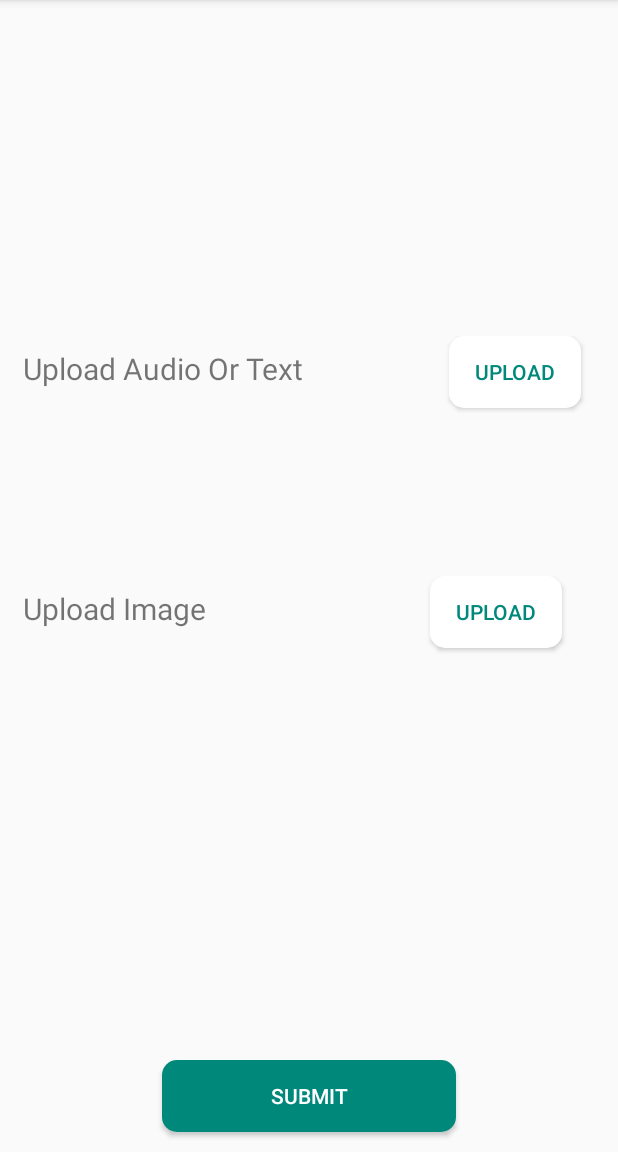
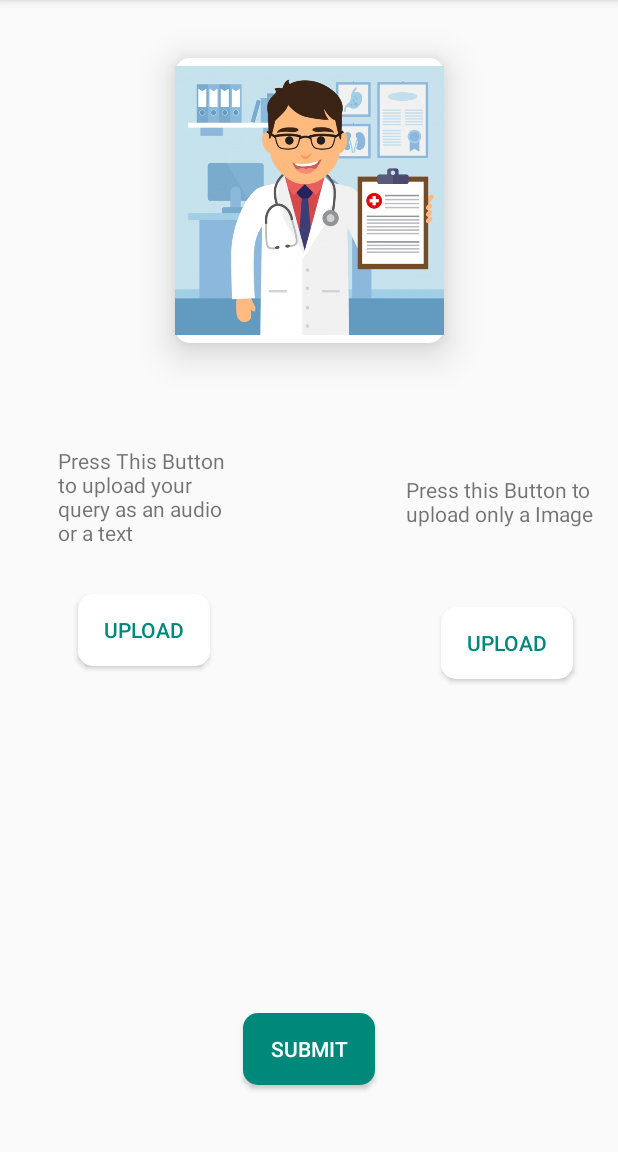
Before and after one commit to AroraMehul/Vaid, an Android app: the QueryPage screen opened directly, with no data from a screen before it, on a phone screen of 412 x 824 dp, the part 84-1236 px from its top. Run offline under Robolectric (Android 15) with nearby library versions, the phone set to English and light mode, and no system bars.

Commit message:
UI Improved

```diff
--- a/app/src/main/AndroidManifest.xml
+++ b/app/src/main/AndroidManifest.xml
@@ -38,7 +38,8 @@
                 android:name="android.support.FILE_PROVIDER_PATHS"
                 android:resource="@xml/file_paths" />
         </provider>
-        <activity android:name=".Profile" />
+        <activity android:name=".Profile"
+            android:theme="@style/Theme.AppCompat.Light.NoActionBar"/>
         <activity android:name=".SplashScreen"
             android:theme="@style/Theme.AppCompat.NoActionBar">
         <intent-filter>
--- /dev/null
+++ b/app/src/main/res/drawable/button_round_2.xml
@@ -0,0 +1,7 @@
+<?xml version="1.0" encoding="utf-8"?>
+<shape xmlns:android="http://schemas.android.com/apk/res/android">
+
+    <solid android:color="@color/startblue"/>
+    <corners android:radius="10dp"/>
+
+</shape>
--- a/app/src/main/res/layout/activity_query_page.xml
+++ b/app/src/main/res/layout/activity_query_page.xml
@@ -1,5 +1,5 @@
 <?xml version="1.0" encoding="utf-8"?>
-<RelativeLayout xmlns:android="http://schemas.android.com/apk/res/android"
+<android.support.constraint.ConstraintLayout xmlns:android="http://schemas.android.com/apk/res/android"
     xmlns:app="http://schemas.android.com/apk/res-auto"
     xmlns:tools="http://schemas.android.com/tools"
     android:layout_width="match_parent"
@@ -7,82 +7,123 @@
     android:layout_height="match_parent"
     tools:context=".QueryPage">
 
-    <LinearLayout
-        android:layout_width="match_parent"
-        android:layout_height="match_parent"
-        android:orientation="vertical"
-        android:weightSum="3"
-        android:gravity="center">
 
+    <ImageView
+        android:id="@+id/imageView3"
+        android:layout_width="179dp"
+        android:layout_height="190dp"
+        android:layout_marginBottom="8dp"
+        android:layout_marginEnd="8dp"
+        android:elevation="15dp"
+        android:background="@drawable/button_round"
+        android:layout_marginLeft="8dp"
+        android:layout_marginRight="8dp"
+        android:layout_marginStart="8dp"
+        android:layout_marginTop="8dp"
+        app:layout_constraintBottom_toBottomOf="parent"
+        app:layout_constraintEnd_toEndOf="parent"
+        app:layout_constraintHorizontal_bias="0.502"
+        app:layout_constraintStart_toStartOf="parent"
+        app:layout_constraintTop_toTopOf="parent"
+        app:layout_constraintVertical_bias="0.055"
+        app:srcCompat="@drawable/doc_main_2" />
 
-    <LinearLayout
-        android:layout_width="match_parent"
+    <TextView
+        android:id="@+id/textView5"
+        android:layout_width="119dp"
+        android:layout_height="72dp"
+        android:layout_marginBottom="8dp"
+        android:layout_marginEnd="8dp"
+        android:layout_marginLeft="8dp"
+        android:layout_marginRight="8dp"
+        android:layout_marginStart="8dp"
+        android:layout_marginTop="8dp"
+        android:text="Press This Button to upload your query as an audio or a text"
+        app:layout_constraintBottom_toBottomOf="parent"
+        app:layout_constraintEnd_toEndOf="parent"
+        app:layout_constraintHorizontal_bias="0.112"
+        app:layout_constraintStart_toStartOf="parent"
+        app:layout_constraintTop_toBottomOf="@+id/imageView3"
+        app:layout_constraintVertical_bias="0.134" />
+
+    <TextView
+        android:id="@+id/textView6"
+        android:layout_width="133dp"
+        android:layout_height="62dp"
+        android:layout_marginBottom="8dp"
+        android:layout_marginEnd="8dp"
+        android:layout_marginLeft="8dp"
+        android:layout_marginRight="8dp"
+        android:layout_marginStart="8dp"
+        android:layout_marginTop="8dp"
+        android:text="Press this Button to upload only a Image                                                                                                                                          "
+        app:layout_constraintBottom_toBottomOf="parent"
+        app:layout_constraintEnd_toEndOf="parent"
+        app:layout_constraintHorizontal_bias="1.0"
+        app:layout_constraintStart_toEndOf="@+id/textView5"
+        app:layout_constraintTop_toBottomOf="@+id/imageView3"
+        app:layout_constraintVertical_bias="0.174" />
+
+    <Button
+        android:id="@+id/upldAud"
+        android:layout_width="wrap_content"
         android:layout_height="wrap_content"
-        android:orientation="horizontal"
-        android:layout_weight="0.5"
-        android:weightSum="5">
-        <TextView
-            android:layout_width="wrap_content"
-            android:layout_height="wrap_content"
-            android:text="Upload Audio Or Text"
-            android:paddingLeft="15dp"
-            android:textSize="20dp"
+        android:layout_marginBottom="8dp"
+        android:layout_marginEnd="8dp"
+        android:layout_marginLeft="52dp"
+        android:layout_marginRight="8dp"
+        android:layout_marginStart="52dp"
+        android:layout_marginTop="8dp"
+        android:background="@drawable/button_round"
+        android:elevation="15dp"
+        android:text="Upload"
+        android:textColor="@color/startblue"
+        app:layout_constraintBottom_toBottomOf="parent"
+        app:layout_constraintEnd_toStartOf="@+id/upldImg"
+        app:layout_constraintHorizontal_bias="0.0"
+        app:layout_constraintStart_toStartOf="parent"
+        app:layout_constraintTop_toBottomOf="@+id/textView5"
+        app:layout_constraintVertical_bias="0.056" />
 
-            android:layout_weight="4"/>
-
-        <Button
-            android:backgroundTint="#fff"
-            android:textColor="@color/startblue"
-            android:background="@drawable/button_round"
-            android:layout_width="wrap_content"
-            android:layout_height="wrap_content"
-            android:id="@+id/upldAud"
-            android:text="Upload" />
-    </LinearLayout>
-    <LinearLayout
-        android:layout_width="match_parent"
+    <Button
+        android:id="@+id/upldImg"
+        android:layout_width="wrap_content"
         android:layout_height="wrap_content"
-        android:orientation="horizontal"
-        android:layout_weight="0.5"
-        android:weightSum="5">
-        <TextView
-            android:layout_width="wrap_content"
-            android:layout_height="wrap_content"
-            android:text="Upload Image"
-            android:paddingLeft="15dp"
-            android:textSize="20dp"
-
-            android:layout_weight="4"/>
-
-        <Button
-            android:backgroundTint="#fff"
-            android:textColor="@color/startblue"
-            android:background="@drawable/button_round"
-            android:layout_width="wrap_content"
-            android:layout_height="wrap_content"
-            android:id="@+id/upldImg"
-            android:text="Upload"
-            />
-    </LinearLayout>
-
-    </LinearLayout>
+        android:layout_marginBottom="8dp"
+        android:layout_marginEnd="8dp"
+        android:layout_marginLeft="8dp"
+        android:layout_marginRight="8dp"
+        android:layout_marginStart="8dp"
+        android:layout_marginTop="8dp"
+        android:background="@drawable/button_round"
+        android:elevation="15dp"
+        android:text="Upload"
+        android:textColor="@color/startblue"
+        app:layout_constraintBottom_toBottomOf="parent"
+        app:layout_constraintEnd_toEndOf="parent"
+        app:layout_constraintHorizontal_bias="0.928"
+        app:layout_constraintStart_toStartOf="parent"
+        app:layout_constraintTop_toBottomOf="@+id/textView6"
+        app:layout_constraintVertical_bias="0.056" />
 
     <Button
         android:id="@+id/submit"
-        android:backgroundTint="@color/colorPrimary"
+        android:layout_width="wrap_content"
+        android:layout_height="wrap_content"
+        android:layout_marginBottom="8dp"
+        android:layout_marginEnd="8dp"
+        android:background="@drawable/button_round_2"
         android:textColor="@color/colorTextWhite"
-        android:layout_width="match_parent"
-        android:layout_height="wrap_content"
-        android:layout_alignParentStart="true"
-        android:layout_alignParentLeft="true"
-        android:layout_alignParentBottom="true"
-        android:layout_gravity="bottom"
-        android:layout_marginBottom="13dp"
-        android:text="submit"
-        android:background="@drawable/button_round"
-        android:layout_marginLeft="108dp"
-        android:layout_marginEnd="108dp"
-        android:layout_marginRight="108dp"
-        android:layout_marginStart="108dp"/>
+        android:elevation="15dp"
+        android:layout_marginLeft="8dp"
+        android:layout_marginRight="8dp"
+        android:layout_marginStart="8dp"
+        android:layout_marginTop="8dp"
+        android:text="Submit"
+        app:layout_constraintBottom_toBottomOf="parent"
+        app:layout_constraintEnd_toEndOf="parent"
+        app:layout_constraintStart_toStartOf="parent"
+        app:layout_constraintTop_toTopOf="parent"
+        app:layout_constraintVertical_bias="0.948" />
 
-</RelativeLayout>
+</android.support.constraint.ConstraintLayout>
--- a/app/src/main/res/layout/lv_item.xml
+++ b/app/src/main/res/layout/lv_item.xml
@@ -8,28 +8,22 @@
         android:id="@+id/cb"
         android:layout_width="45dp"
         android:layout_height="51dp"
+        android:layout_alignParentEnd="true"
         android:layout_alignParentTop="true"
-        android:layout_alignParentEnd="true"
-        android:layout_marginTop="0dp"
-        android:layout_marginEnd="10dp"
-        android:layout_marginRight="10dp"
-        android:layout_alignParentRight="true" />
+        android:layout_marginEnd="33dp"
+        android:layout_marginTop="60dp"
+        tools:ignore="RtlCompat" />
 
     <TextView
         android:id="@+id/animal"
         android:layout_width="212dp"
         android:layout_height="51dp"
-        android:layout_alignBottom="@+id/cb"
+        android:layout_above="@+id/cb"
         android:layout_alignParentStart="true"
-        android:layout_marginStart="37dp"
-        android:layout_marginEnd="80dp"
-        android:layout_marginBottom="0dp"
-        android:layout_toStartOf="@+id/cb"
+        android:layout_marginBottom="-110dp"
+        android:layout_marginStart="19dp"
         android:text="Symptom"
         android:textSize="20sp"
-        android:layout_toLeftOf="@+id/cb"
-        android:layout_marginLeft="37dp"
-        android:layout_alignParentLeft="true"
-        android:layout_marginRight="80dp" />
+        tools:ignore="RtlCompat" />
 
 </RelativeLayout>
```
Also changed, not shown: app/src/main/res/drawable-v24/doc_main.jpg (added), app/src/main/res/drawable-v24/doc_main_2.jpg (added).
